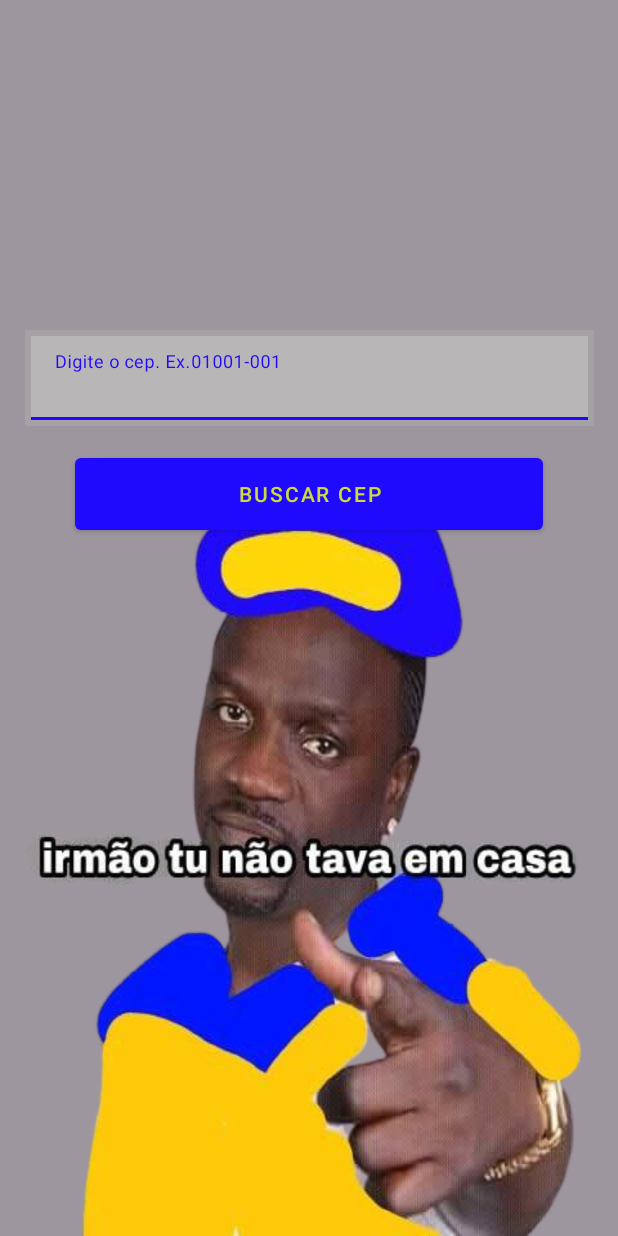
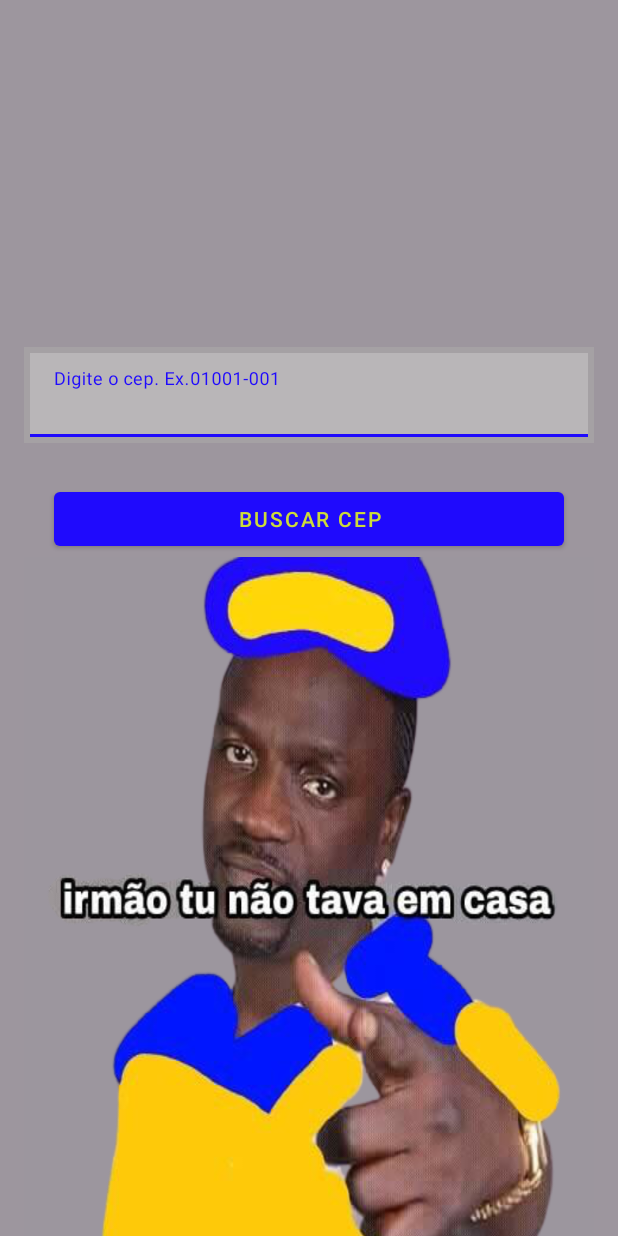
Before and after one commit to Aledsilva/BuscaCEP, an Android app: the screen it shows after launch (MainActivity), on a phone screen of 412 x 824 dp. Run offline under Robolectric (Android 15) with nearby library versions, the phone set to English and light mode, and no system bars.

Commit message:
Correção de estruturas e dimensões de acordo com as regras do Material Design

```diff
--- a/app/src/main/AndroidManifest.xml
+++ b/app/src/main/AndroidManifest.xml
@@ -11,7 +11,7 @@
 
     <application
         android:allowBackup="true"
-        android:icon="@mipmap/ic_launcher"
+        android:icon="@drawable/buscacep_icon"
         android:label="@string/app_name"
         android:roundIcon="@mipmap/ic_launcher_round"
         android:supportsRtl="true"
@@ -42,8 +42,7 @@
 
         <activity
             android:name=".activities.MapsActivity"
-            android:label="@string/title_activity_maps"
-            android:screenOrientation="portrait" />
+            android:label="@string/title_activity_maps" />
 
         <activity android:name=".activities.MainActivity">
             <intent-filter>
--- a/app/src/main/java/com/example/cepnokotlin/activities/MainActivity.kt
+++ b/app/src/main/java/com/example/cepnokotlin/activities/MainActivity.kt
@@ -112,12 +112,11 @@
         mediaPlayer.setVolume(0.5f, 0.5f)
         totalTime = mediaPlayer.duration
         mediaPlayer.start()
-
     }
 
     override fun onPause() {
         super.onPause()
-        if (mediaPlayer != null) {
+        if (mediaPlayer.isPlaying) {
             mediaPlayer.pause()
         }
     }
--- a/app/src/main/java/com/example/cepnokotlin/activities/SplashActivity.kt
+++ b/app/src/main/java/com/example/cepnokotlin/activities/SplashActivity.kt
@@ -1,13 +1,28 @@
 package com.example.cepnokotlin.activities
 
 import android.content.Intent
+import android.media.MediaPlayer
 import android.os.Bundle
 import androidx.appcompat.app.AppCompatActivity
+import com.example.cepnokotlin.R
+
+private lateinit var mpSplash: MediaPlayer
+private var totalTime: Int = 0
 
 class SplashActivity : AppCompatActivity() {
     override fun onCreate(savedInstanceState: Bundle?) {
         super.onCreate(savedInstanceState)
+
+        executarIntro()
         startActivity(Intent(this, MainActivity::class.java))
         finish()
     }
+
+    fun executarIntro() {
+        mpSplash = MediaPlayer.create(this, R.raw.konvict)
+        mpSplash.isLooping = false
+        mpSplash.setVolume(0.5f, 0.5f)
+        totalTime = mpSplash.duration
+        mpSplash.start()
+    }
 }
--- a/app/src/main/res/layout/activity_main.xml
+++ b/app/src/main/res/layout/activity_main.xml
@@ -5,30 +5,35 @@
     android:layout_width="match_parent"
     android:layout_height="match_parent"
     android:background="#9d969e"
+    android:paddingStart="16dp"
+    android:paddingEnd="16dp"
     tools:context=".activities.MainActivity">
+
 
     <ImageView
         android:id="@+id/imageView2"
         android:layout_width="wrap_content"
         android:layout_height="wrap_content"
-        android:background="#9d969e"
+        android:layout_marginTop="1dp"
+        android:background="#DC9D969E"
         android:scaleType="fitXY"
         app:layout_constraintBottom_toBottomOf="parent"
         app:layout_constraintEnd_toEndOf="parent"
         app:layout_constraintStart_toStartOf="parent"
+        app:layout_constraintTop_toBottomOf="@+id/bt_buscar"
+        app:layout_constraintVertical_bias="0.0"
         app:srcCompat="@drawable/carteiro" />
-
 
     <com.google.android.material.textfield.TextInputLayout
         android:id="@+id/digite_cep"
-        android:layout_width="379dp"
+        android:layout_width="0dp"
         android:layout_height="wrap_content"
         android:layout_marginTop="220dp"
+        android:layout_marginBottom="15dp"
+        android:background="#ADAAA7A7"
+        android:padding="4dp"
         android:textColorHint="#0055FF"
-        android:padding="4dp"
-        android:background="#ADAAA7A7"
-        android:layout_marginStart="30dp"
-        android:layout_marginEnd="30dp"
+        app:layout_constraintBottom_toTopOf="@+id/bt_buscar"
         app:layout_constraintEnd_toEndOf="parent"
         app:layout_constraintStart_toStartOf="parent"
         app:layout_constraintTop_toTopOf="parent">
@@ -37,58 +42,57 @@
             android:id="@+id/edit_cep"
             android:layout_width="match_parent"
             android:layout_height="wrap_content"
-            android:textColor="#0055FF"
+            android:background="#6BD4D2D5"
             android:hint="@string/txt_hint"
-            android:background="#6BD4D2D5"
             android:inputType="numberDecimal"
-            android:maxLength="8" />
+            android:maxLength="8"
+            android:textColor="#0055FF" />
     </com.google.android.material.textfield.TextInputLayout>
 
     <Button
         android:id="@+id/bt_buscar"
-        android:layout_width="match_parent"
-        android:layout_height="60dp"
-        android:layout_marginTop="15dp"
-        android:layout_marginStart="50dp"
-        android:layout_marginEnd="50dp"
+        android:layout_width="0dp"
+        android:layout_height="wrap_content"
+        android:layout_marginStart="20dp"
+        android:layout_marginEnd="20dp"
+        android:layout_marginBottom="20dp"
         android:text="@string/txt_button"
+        app:layout_constraintBottom_toTopOf="@+id/txt_aviso"
         app:layout_constraintEnd_toEndOf="parent"
         app:layout_constraintStart_toStartOf="parent"
         app:layout_constraintTop_toBottomOf="@+id/digite_cep" />
 
     <TextView
         android:id="@+id/txt_resultado"
-        android:layout_width="wrap_content"
+        android:layout_width="0dp"
         android:layout_height="wrap_content"
-        android:layout_marginBottom="320dp"
+        android:layout_marginBottom="389dp"
+        android:background="#599D969E"
         android:textAppearance="@style/TextAppearance.AppCompat.Large"
-        android:layout_marginStart="16dp"
-        android:layout_marginEnd="16dp"
+        android:textColor="#00B8D4"
         android:textSize="16sp"
-        android:background="#599D969E"
-        android:textColor="#00B8D4"
         android:textStyle="bold"
+        android:gravity="center"
         app:layout_constraintBottom_toBottomOf="parent"
-        app:layout_constraintEnd_toEndOf="parent"
-        app:layout_constraintStart_toStartOf="parent"
-        app:layout_constraintTop_toBottomOf="@+id/bt_buscar"
-        tools:text="Rua do fogo, 666" />
+        app:layout_constraintEnd_toEndOf="@+id/txt_aviso"
+        app:layout_constraintStart_toStartOf="@+id/txt_aviso"
+        app:layout_constraintTop_toBottomOf="@+id/txt_aviso"
+        tools:text="@string/txt_endereco_completo" />
 
     <TextView
         android:id="@+id/txt_aviso"
         android:layout_width="wrap_content"
         android:layout_height="wrap_content"
+        android:layout_marginBottom="21dp"
+        android:background="#DC9D969E"
         android:text="@string/txt_instrucao"
         android:textAppearance="@style/TextAppearance.AppCompat.Large"
-        android:layout_marginStart="16dp"
-        android:layout_marginEnd="16dp"
+        android:textColor="@color/purple_700"
+        android:textStyle="bold"
         android:visibility="gone"
-        android:textStyle="bold"
-        android:textColor="@color/purple_700"
-        android:background="#599D969E"
         app:layout_constraintBottom_toTopOf="@+id/txt_resultado"
-        app:layout_constraintEnd_toEndOf="parent"
-        app:layout_constraintStart_toStartOf="parent"
+        app:layout_constraintEnd_toEndOf="@+id/bt_buscar"
+        app:layout_constraintStart_toStartOf="@+id/bt_buscar"
         app:layout_constraintTop_toBottomOf="@+id/bt_buscar"
         tools:visibility="visible" />
 
--- a/app/src/main/res/values/strings.xml
+++ b/app/src/main/res/values/strings.xml
@@ -4,4 +4,5 @@
     <string name="txt_hint">Digite o cep. Ex.01001-001</string>
     <string name="txt_button">buscar cep</string>
     <string name="txt_instrucao">Endereço correto? Clique nele!</string>
+    <string name="txt_endereco_completo">Rua do fogo, 666</string>
 </resources>
```
Also changed, not shown: app/src/main/res/drawable/buscacep_icon.png (added), 1 other file.
